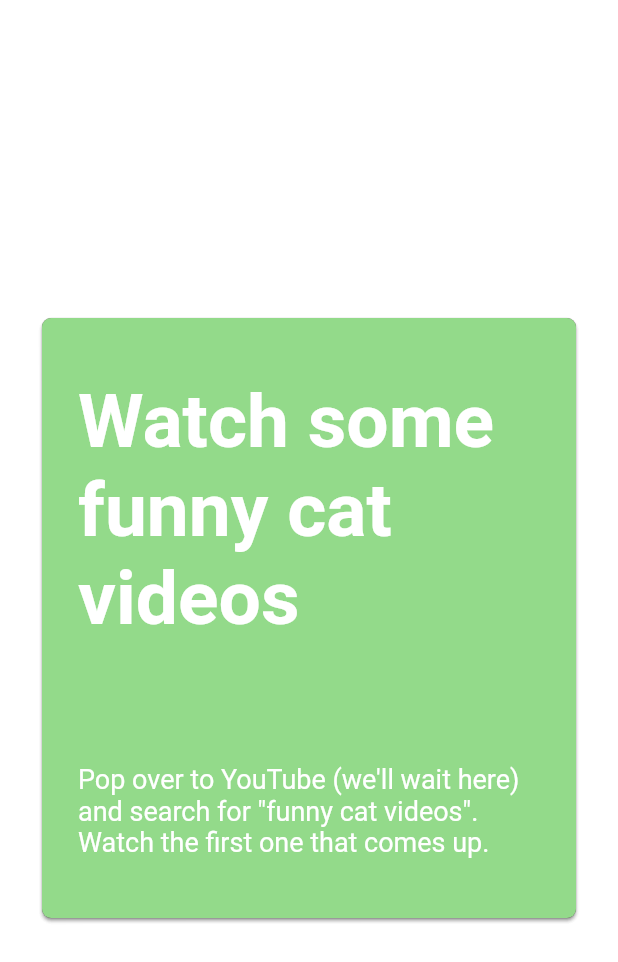
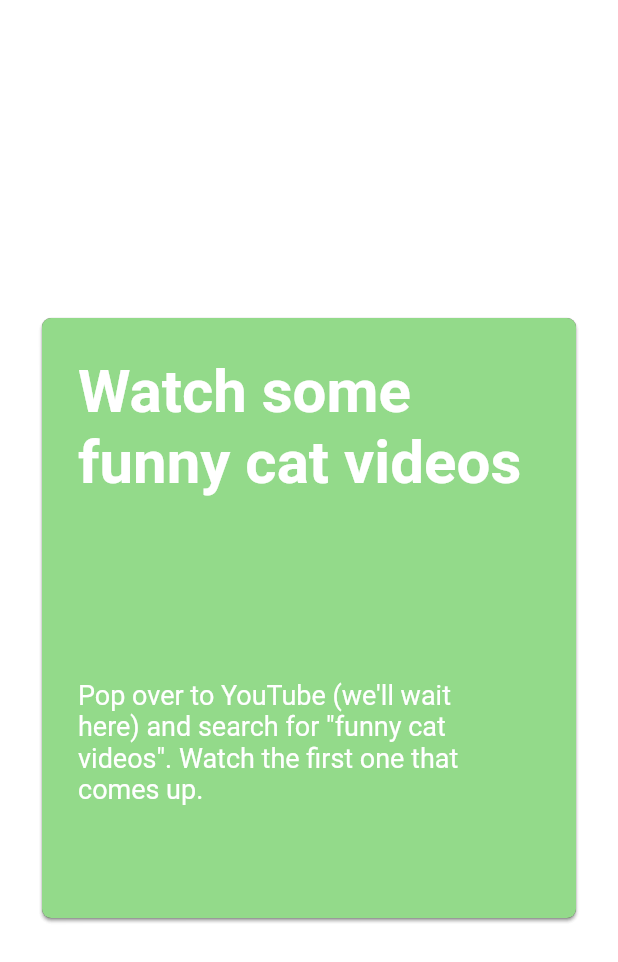
Before and after one commit to mirkancal/friendly-cards, a Flutter app: the screen it shows after launch, on a phone screen of 412 x 824 dp. Shown: the top 962 px of the screen. Run offline on Flutter 3.47's test engine with Material 2 defaults, Android fonts, the phone set to English and light mode, and no system bars; our stand-ins replace bloc, device_preview, dio, flutter_bloc; missing offline and left inert: loading_animations; generated files the repository leaves out were written again.

Commit message:
- Overflow fixed

```diff
--- a/lib/counter/widget/friendly_card_widget.dart
+++ b/lib/counter/widget/friendly_card_widget.dart
@@ -1,3 +1,4 @@
+import 'package:auto_size_text/auto_size_text.dart';
 import 'package:flutter/material.dart';
 import 'package:friendly_cards/models/friendly_card.dart';
 import '../../extensions/context_extension.dart';
@@ -12,37 +13,58 @@ class FriendlyCardWidget extends StatelessWidget {
 
   @override
   Widget build(BuildContext context) {
+    final dynamicHeight = context.currentSize.height > 700
+        ? context.currentSize.height > 800
+            ? context.currentSize.height > 850
+                ? 450
+                : 400
+            : 400
+        : context.dynamicHeight(0.65);
     return Container(
       margin: const EdgeInsets.symmetric(horizontal: 24.0),
       child: Card(
         color: color,
         shape: RoundedRectangleBorder(borderRadius: BorderRadius.circular(6)),
         child: Container(
-          height: context.currentSize.height > 700
-              ? context.currentSize.height > 800
-                  ? context.currentSize.height > 850
-                      ? 450
-                      : 400
-                  : 400
-              : context.dynamicHeight(0.65),
+          height: dynamicHeight.toDouble(),
           padding: const EdgeInsets.symmetric(horizontal: 24.0),
           child: Column(
             mainAxisAlignment: MainAxisAlignment.spaceAround,
             crossAxisAlignment: CrossAxisAlignment.start,
             mainAxisSize: MainAxisSize.max,
             children: [
-              Text(
+              const Spacer(
+                flex: 2,
+              ),
+              Container(
+                height: dynamicHeight.toDouble() * .5,
+                child: AutoSizeText(
                   (careCard.title as String).toString().trim(),
                   style: const TextStyle(
-                    fontSize: 50,
+                      fontSize: 40,
                       color: Colors.white,
                       fontWeight: FontWeight.bold),
+                  softWrap: true,
+                  wrapWords: true,
+                  maxFontSize: 50,
                   textAlign: TextAlign.left,
                 ),
-              Text(
+              ),
+              SizedBox(
+                height: 15,
+              ),
+              Container(
+                height: dynamicHeight.toDouble() / 3,
+                width: context.dynamicWidth(0.7),
+                child: Text(
                   (careCard.body as String).toString().trim(),
                   style: const TextStyle(fontSize: 18, color: Colors.white),
                   textAlign: TextAlign.left,
+                  softWrap: true,
+                ),
+              ),
+              const Spacer(
+                flex: 2,
               ),
             ],
           ),
--- a/pubspec.yaml
+++ b/pubspec.yaml
@@ -18,7 +18,7 @@ dependencies:
   loading_animations: ^2.2.0
   device_preview: ^0.7.1
   flutter_launcher_icons: ^0.9.0
-
+  auto_size_text: ^3.0.0-nullsafety.0
 dev_dependencies:
   flutter_test:
     sdk: flutter
```
Also changed, not shown: pubspec.lock. Lines whose indentation alone changed are shown as unchanged.
